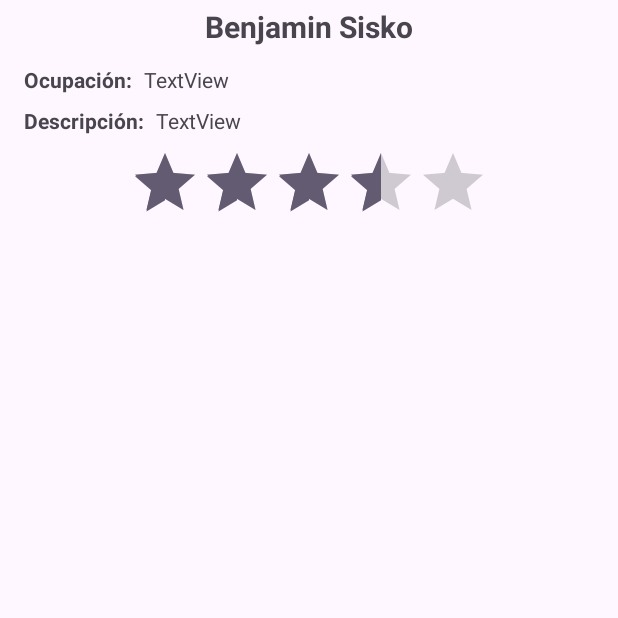
After one commit to DAMM-Multimedia-26-27/AplicacionLista26-27, an Android app: the PersonajeActivity screen opened directly, with no data from a screen before it, on a phone screen of 412 x 824 dp, the top half of it. The commit adds this screen. Run offline under Robolectric (Android 15) with nearby library versions, the phone set to English and light mode, and no system bars.

Commit message:
Android elemento

```diff
--- a/app/src/main/AndroidManifest.xml
+++ b/app/src/main/AndroidManifest.xml
@@ -21,6 +21,10 @@
                 <category android:name="android.intent.category.LAUNCHER" />
             </intent-filter>
         </activity>
+        <activity
+            android:name=".PersonajeActivity"
+            android:exported="false"
+            android:windowSoftInputMode="adjustResize" />
     </application>
 
 </manifest>
--- a/app/src/main/java/com/example/aplicacionlista/MainActivity.kt
+++ b/app/src/main/java/com/example/aplicacionlista/MainActivity.kt
@@ -1,13 +1,26 @@
 package com.example.aplicacionlista
 
+import android.content.Intent
 import android.os.Bundle
+import android.text.InputType
+import android.util.Log
+import android.widget.Button
+import android.widget.EditText
 import androidx.activity.enableEdgeToEdge
+import androidx.appcompat.app.AlertDialog
 import androidx.appcompat.app.AppCompatActivity
 import androidx.core.view.ViewCompat
 import androidx.core.view.WindowInsetsCompat
+import com.example.aplicacionlista.datos.ListaPersonajes
 
 class MainActivity : AppCompatActivity() {
+
+    companion object {
+        val listaPersonajes = ListaPersonajes()
+    }
+
     override fun onCreate(savedInstanceState: Bundle?) {
+        listaPersonajes.poblar()
         super.onCreate(savedInstanceState)
         enableEdgeToEdge()
         setContentView(R.layout.activity_main)
@@ -16,5 +29,29 @@ class MainActivity : AppCompatActivity() {
             v.setPadding(systemBars.left, systemBars.top, systemBars.right, systemBars.bottom)
             insets
         }
+
+        findViewById<Button>(R.id.bIrPersonaje).setOnClickListener {
+            dialogoElegir()
+        }
+    }
+
+    fun dialogoElegir() {
+        val entrada = EditText(this)
+        entrada.inputType = InputType.TYPE_CLASS_NUMBER
+        entrada.hint = "Número de personaje"
+        AlertDialog.Builder(this)
+            .setTitle("Elige un personaje")
+            .setTitle("Introduce un número para elegir el personaje")
+            .setView(entrada)
+            .setPositiveButton("Buscar") { dialog, whichButton ->
+                val num = entrada.text.toString().toInt()
+//                val personajeSeleccionado = listaPersonajes.buscar(num)
+//                Log.d("PERSONAJE LOG", personajeSeleccionado.nombre)
+                val intent = Intent(this, PersonajeActivity::class.java)
+                intent.putExtra("numero personaje", num)
+                startActivity(intent)
+            }
+            .setNegativeButton("Cancelar", null)
+            .show()
     }
 }
--- /dev/null
+++ b/app/src/main/java/com/example/aplicacionlista/PersonajeActivity.kt
@@ -0,0 +1,25 @@
+package com.example.aplicacionlista
+
+import android.os.Bundle
+import android.widget.TextView
+import androidx.activity.enableEdgeToEdge
+import androidx.appcompat.app.AppCompatActivity
+import androidx.core.view.ViewCompat
+import androidx.core.view.WindowInsetsCompat
+
+class PersonajeActivity : AppCompatActivity() {
+    override fun onCreate(savedInstanceState: Bundle?) {
+        super.onCreate(savedInstanceState)
+        val idPersonaje = intent.extras?.getInt("numero personaje") ?: 0
+        enableEdgeToEdge()
+        setContentView(R.layout.activity_personaje)
+        ViewCompat.setOnApplyWindowInsetsListener(findViewById(R.id.main)) { v, insets ->
+            val systemBars = insets.getInsets(WindowInsetsCompat.Type.systemBars())
+            v.setPadding(systemBars.left, systemBars.top, systemBars.right, systemBars.bottom)
+            insets
+        }
+
+        val personaje = MainActivity.listaPersonajes.buscar(idPersonaje)
+        findViewById<TextView>(R.id.textNombre).text = personaje.nombre
+    }
+}
--- a/app/src/main/res/layout/activity_main.xml
+++ b/app/src/main/res/layout/activity_main.xml
@@ -7,10 +7,13 @@
     android:layout_height="match_parent"
     tools:context=".MainActivity">
 
-    <TextView
-        android:layout_width="wrap_content"
+    <Button
+        android:id="@+id/bIrPersonaje"
+        android:layout_width="0dp"
         android:layout_height="wrap_content"
-        android:text="Hello World!"
+        android:layout_marginStart="16dp"
+        android:layout_marginEnd="16dp"
+        android:text="Ir a personaje"
         app:layout_constraintBottom_toBottomOf="parent"
         app:layout_constraintEnd_toEndOf="parent"
         app:layout_constraintStart_toStartOf="parent"
--- /dev/null
+++ b/app/src/main/res/layout/activity_personaje.xml
@@ -0,0 +1,89 @@
+<?xml version="1.0" encoding="utf-8"?>
+<LinearLayout xmlns:android="http://schemas.android.com/apk/res/android"
+    xmlns:app="http://schemas.android.com/apk/res-auto"
+    xmlns:tools="http://schemas.android.com/tools"
+    android:id="@+id/main"
+    android:layout_width="match_parent"
+    android:layout_height="match_parent"
+    android:orientation="vertical"
+    tools:context=".PersonajeActivity">
+
+    <TextView
+        android:id="@+id/textNombre"
+        android:layout_width="match_parent"
+        android:layout_height="wrap_content"
+        android:padding="4dp"
+        android:text="TextView"
+        android:textAlignment="center"
+        android:textSize="20sp"
+        android:textStyle="bold" />
+
+    <ImageView
+        android:id="@+id/imageView2"
+        android:layout_width="match_parent"
+        android:layout_height="wrap_content"
+        tools:srcCompat="@tools:sample/avatars" />
+
+    <LinearLayout
+        android:layout_width="match_parent"
+        android:layout_height="wrap_content"
+        android:layout_marginTop="8dp"
+        android:orientation="horizontal">
+
+        <TextView
+            android:id="@+id/textView7"
+            android:layout_width="wrap_content"
+            android:layout_height="wrap_content"
+            android:layout_marginStart="16dp"
+            android:layout_marginEnd="4dp"
+            android:layout_weight="0"
+            android:text="Ocupación:"
+            android:textStyle="bold" />
+
+        <TextView
+            android:id="@+id/textView8"
+            android:layout_width="wrap_content"
+            android:layout_height="wrap_content"
+            android:layout_marginStart="4dp"
+            android:layout_marginEnd="16dp"
+            android:layout_weight="4"
+            android:text="TextView" />
+    </LinearLayout>
+
+    <LinearLayout
+        android:layout_width="match_parent"
+        android:layout_height="wrap_content"
+        android:layout_marginTop="8dp"
+        android:orientation="horizontal">
+
+        <TextView
+            android:id="@+id/textView9"
+            android:layout_width="wrap_content"
+            android:layout_height="wrap_content"
+            android:layout_marginStart="16dp"
+            android:layout_marginEnd="4dp"
+            android:layout_weight="0"
+            android:text="Descripción:"
+            android:textStyle="bold" />
+
+        <TextView
+            android:id="@+id/textView10"
+            android:layout_width="wrap_content"
+            android:layout_height="wrap_content"
+            android:layout_marginStart="4dp"
+            android:layout_marginEnd="16dp"
+            android:layout_weight="4"
+            android:text="TextView" />
+    </LinearLayout>
+
+    <RatingBar
+        android:id="@+id/ratingBar"
+        android:layout_width="wrap_content"
+        android:layout_height="wrap_content"
+        android:layout_gravity="center_horizontal"
+        android:layout_marginTop="8dp"
+        android:max="5"
+        android:numStars="05"
+        android:rating="3.5" />
+
+</LinearLayout>
```
